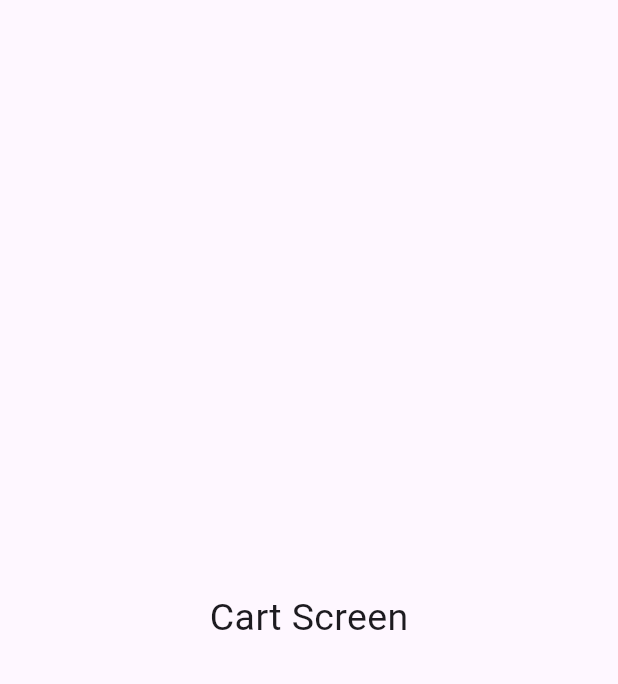
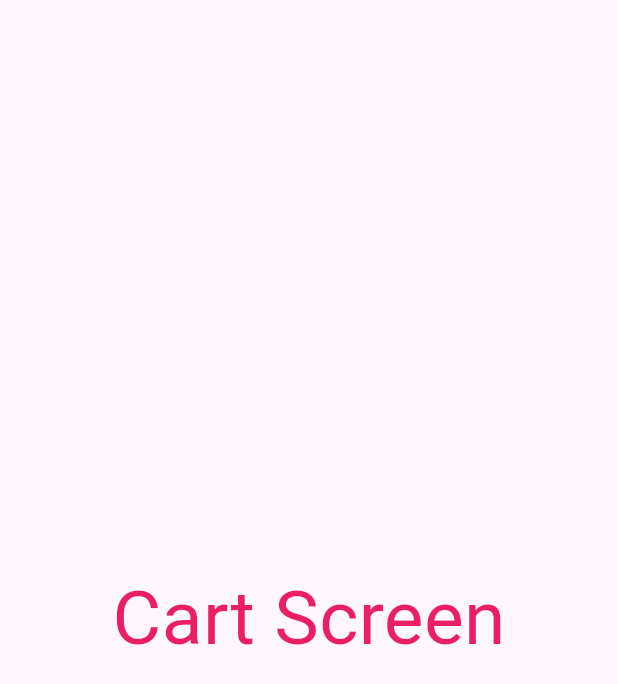
Before and after one commit to AmanSinghThakur01/Shopy, a Flutter app: the CartScreen screen opened directly, on a phone screen of 412 x 824 dp. Shown: the top 684 px of the screen. Run offline on Flutter 3.47's test engine with Material 3 defaults, Android fonts, the phone set to English and light mode, and no system bars; our stand-ins replace google_nav_bar.

Commit message:
Update cartpage

```diff
--- a/lib/Screens/Cart_screen.dart
+++ b/lib/Screens/Cart_screen.dart
@@ -5,7 +5,7 @@ class CartScreen extends StatelessWidget {
   @override
   Widget build(BuildContext context) {
     return Scaffold(
-body: Center(child: Text(" Cart Screen ", style: TextStyle( fontSize: 25),),),
+body: Center(child: Text(" Cart Screen ", style: TextStyle( fontSize: 50, color: Colors.pink),),),
     );
   }
 }
--- a/lib/Screens/Setting_screen.dart
+++ b/lib/Screens/Setting_screen.dart
@@ -5,7 +5,7 @@ class SettingScreen extends StatelessWidget {
   @override
   Widget build(BuildContext context) {
     return Scaffold(
-      body: Center(child: Text(" Setting Screen  "),),
+      body: Center(child: Text(" Setting Screen",style: TextStyle( fontSize: 50, color: Colors.purplek),,),),
     );
   }
 }
```
